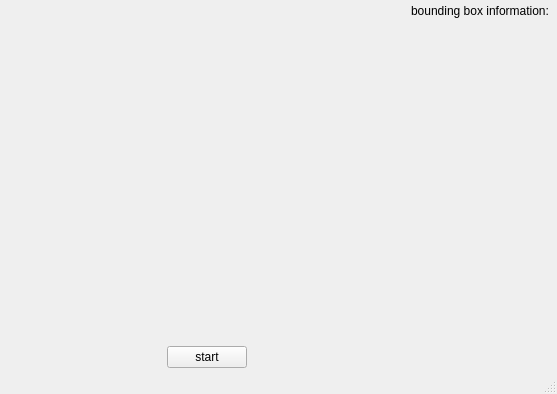
This is mainwindow.ui in Daniel-ShinShen/pythonProject_FaceDetection as Qt 5 draws it before an edit. The edited form follows.
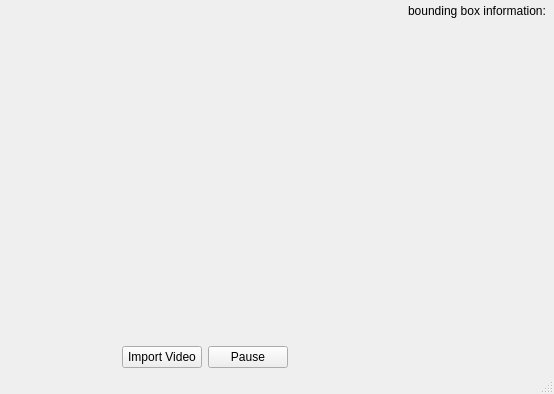
This is the edited form.

Commit message: fix bug about bounding box information showing block in main.py

The edit to the form file:
```diff
--- a/mainwindow.ui
+++ b/mainwindow.ui
@@ -6,7 +6,7 @@
    <rect>
     <x>0</x>
     <y>0</y>
-    <width>557</width>
+    <width>554</width>
     <height>394</height>
    </rect>
   </property>
@@ -57,7 +57,14 @@
          </size>
         </property>
         <property name="text">
-         <string>start</string>
+         <string>Import Video</string>
+        </property>
+       </widget>
+      </item>
+      <item>
+       <widget class="QPushButton" name="pause_button">
+        <property name="text">
+         <string>Pause</string>
         </property>
        </widget>
       </item>
```
Left out of the diff: 2 changed lines with no effect on the pictures. The commit also changes 1 other file.
